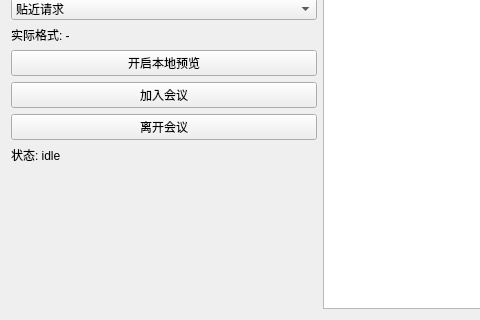
This is demo/widget.ui in wang-y-cell/xrtc as Qt 5 draws it before an edit; both pictures show x 0 to 480 and y 380 to 700 of the 1100 by 700 pixel window. The edited form follows.
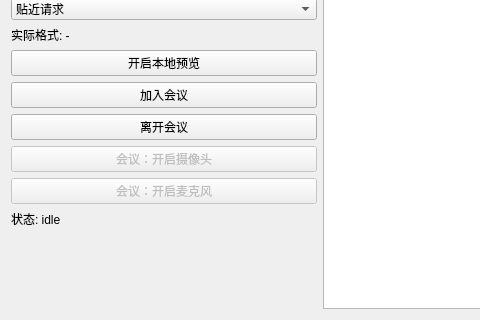
This is the edited form.

Commit message: 完成加入会议手动开启视频音频推流

Diff of the .ui file:
```diff
--- a/demo/widget.ui
+++ b/demo/widget.ui
@@ -207,6 +207,26 @@
        </property>
       </widget>
      </item>
+     <item>
+      <widget class="QPushButton" name="btn_meeting_video">
+       <property name="enabled">
+        <bool>false</bool>
+       </property>
+       <property name="text">
+        <string>会议：开启摄像头</string>
+       </property>
+      </widget>
+     </item>
+     <item>
+      <widget class="QPushButton" name="btn_meeting_audio">
+       <property name="enabled">
+        <bool>false</bool>
+       </property>
+       <property name="text">
+        <string>会议：开启麦克风</string>
+       </property>
+      </widget>
+     </item>
      <item>
       <widget class="QLabel" name="status_label">
        <property name="text">
```
The commit also changes 11 other files.
